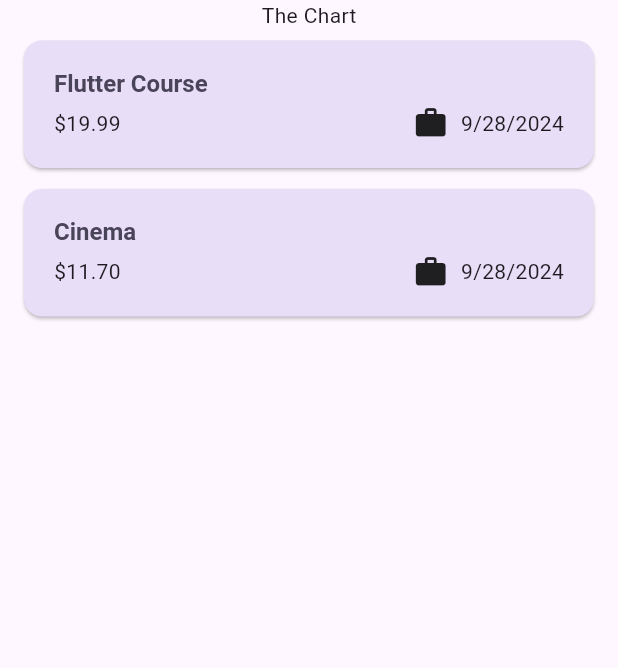
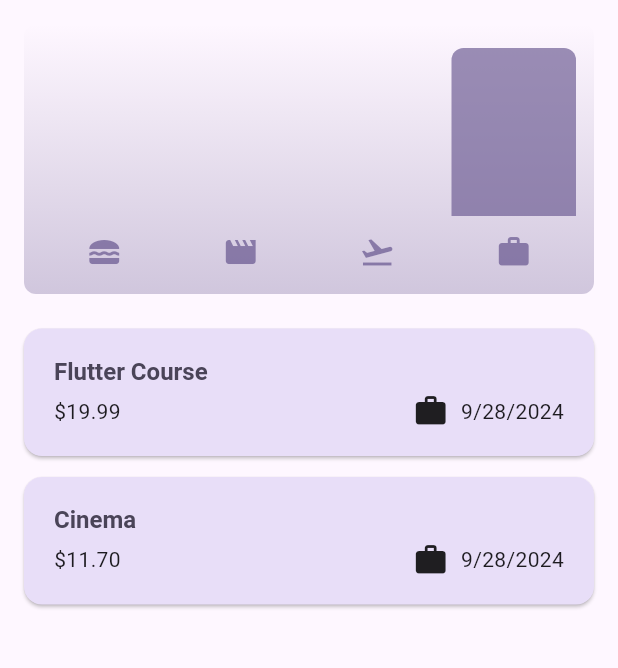
Before and after one commit to udaytiwari22/Expense_Tracker_Application, a Flutter app: the screen it shows after launch, on a phone screen of 412 x 824 dp, the part 84-752 px from its top. Run offline on Flutter 3.47's test engine with Material 3 defaults, Android fonts, the phone set to English and light mode, and no system bars.

Commit message:
charts and bars

```diff
--- a/lib/models/expense.dart
+++ b/lib/models/expense.dart
@@ -32,3 +32,21 @@ class Expense {
     return formatter.format(date);
   }
 }
+
+class ExpenseBucket {
+  const ExpenseBucket({required this.category, required this.expenses});
+  ExpenseBucket.forCategory(List<Expense> allExpenses, this.category)
+      : expenses = allExpenses
+            .where((expense) => expense.category == category)
+            .toList();
+
+  final Category category;
+  final List<Expense> expenses;
+  double get totalExpenses {
+    double sum = 0;
+    for (final expense in expenses) {
+      sum += expense.amount;
+    }
+    return sum;
+  }
+}
--- /dev/null
+++ b/lib/widgets/chart/chart.dart
@@ -0,0 +1,94 @@
+import 'package:flutter/material.dart';
+import 'package:expense_tracker_app/widgets/chart/chart_bar.dart';
+import 'package:expense_tracker_app/models/expense.dart';
+
+class Chart extends StatelessWidget {
+  const Chart({super.key, required this.expenses});
+
+  final List<Expense> expenses;
+
+  List<ExpenseBucket> get buckets {
+    return [
+      ExpenseBucket.forCategory(expenses, Category.food),
+      ExpenseBucket.forCategory(expenses, Category.leisure),
+      ExpenseBucket.forCategory(expenses, Category.travel),
+      ExpenseBucket.forCategory(expenses, Category.work),
+    ];
+  }
+
+  double get maxTotalExpense {
+    double maxTotalExpense = 0;
+
+    for (final bucket in buckets) {
+      if (bucket.totalExpenses > maxTotalExpense) {
+        maxTotalExpense = bucket.totalExpenses;
+      }
+    }
+
+    return maxTotalExpense;
+  }
+
+  @override
+  Widget build(BuildContext context) {
+    final isDarkMode =
+        MediaQuery.of(context).platformBrightness == Brightness.dark;
+    return Container(
+      margin: const EdgeInsets.all(16),
+      padding: const EdgeInsets.symmetric(
+        vertical: 16,
+        horizontal: 8,
+      ),
+      width: double.infinity,
+      height: 180,
+      decoration: BoxDecoration(
+        borderRadius: BorderRadius.circular(8),
+        gradient: LinearGradient(
+          colors: [
+            Theme.of(context).colorScheme.primary.withOpacity(0.3),
+            Theme.of(context).colorScheme.primary.withOpacity(0.0)
+          ],
+          begin: Alignment.bottomCenter,
+          end: Alignment.topCenter,
+        ),
+      ),
+      child: Column(
+        children: [
+          Expanded(
+            child: Row(
+              crossAxisAlignment: CrossAxisAlignment.end,
+              children: [
+                for (final bucket in buckets) // alternative to map()
+                  ChartBar(
+                    fill: bucket.totalExpenses == 0
+                        ? 0
+                        : bucket.totalExpenses / maxTotalExpense,
+                  )
+              ],
+            ),
+          ),
+          const SizedBox(height: 12),
+          Row(
+            children: buckets
+                .map(
+                  (bucket) => Expanded(
+                    child: Padding(
+                      padding: const EdgeInsets.symmetric(horizontal: 4),
+                      child: Icon(
+                        categoryIcons[bucket.category],
+                        color: isDarkMode
+                            ? Theme.of(context).colorScheme.secondary
+                            : Theme.of(context)
+                                .colorScheme
+                                .primary
+                                .withOpacity(0.7),
+                      ),
+                    ),
+                  ),
+                )
+                .toList(),
+          )
+        ],
+      ),
+    );
+  }
+}
--- /dev/null
+++ b/lib/widgets/chart/chart_bar.dart
@@ -0,0 +1,34 @@
+import 'package:flutter/material.dart';
+
+class ChartBar extends StatelessWidget {
+  const ChartBar({
+    super.key,
+    required this.fill,
+  });
+
+  final double fill;
+
+  @override
+  Widget build(BuildContext context) {
+    final isDarkMode =
+        MediaQuery.of(context).platformBrightness == Brightness.dark;
+    return Expanded(
+      child: Padding(
+        padding: const EdgeInsets.symmetric(horizontal: 4),
+        child: FractionallySizedBox(
+          heightFactor: fill,
+          child: DecoratedBox(
+            decoration: BoxDecoration(
+              shape: BoxShape.rectangle,
+              borderRadius:
+                  const BorderRadius.vertical(top: Radius.circular(8)),
+              color: isDarkMode
+                  ? Theme.of(context).colorScheme.secondary
+                  : Theme.of(context).colorScheme.primary.withOpacity(0.65),
+            ),
+          ),
+        ),
+      ),
+    );
+  }
+}
--- a/lib/widgets/expenses.dart
+++ b/lib/widgets/expenses.dart
@@ -1,3 +1,4 @@
+import 'package:expense_tracker_app/widgets/chart/chart.dart';
 import 'package:expense_tracker_app/widgets/expenses-list/expense_list.dart';
 import 'package:expense_tracker_app/widgets/new_expense.dart';
 import 'package:flutter/material.dart';
@@ -51,13 +52,15 @@ class _ExpensesState extends State<Expenses> {
     ScaffoldMessenger.of(context).showSnackBar(
       SnackBar(
         duration: const Duration(seconds: 5),
-        content: const  Text('Expense Deleted'),
-        action: SnackBarAction(label: 'Undo', onPressed: (){
-          setState(() {
-            _registeredExpenses.insert(expenseIndex, expense);
-
-          });
-        }),),
+        content: const Text('Expense Deleted'),
+        action: SnackBarAction(
+            label: 'Undo',
+            onPressed: () {
+              setState(() {
+                _registeredExpenses.insert(expenseIndex, expense);
+              });
+            }),
+      ),
     );
   }
 
@@ -84,7 +87,12 @@ class _ExpensesState extends State<Expenses> {
         ],
       ),
       body: Column(
-        children: [const Text('The Chart'), Expanded(child: mainContent)],
+        children: [
+          Chart(expenses: _registeredExpenses),
+          Expanded(
+            child: mainContent,
+          )
+        ],
       ),
     );
   }
```
